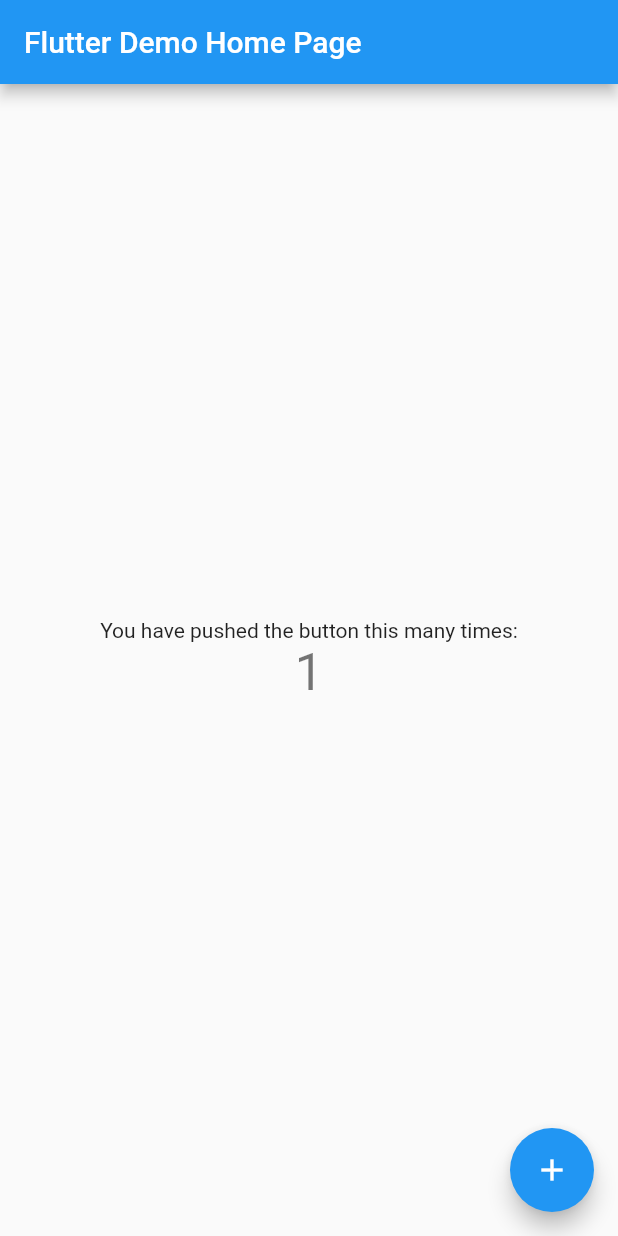
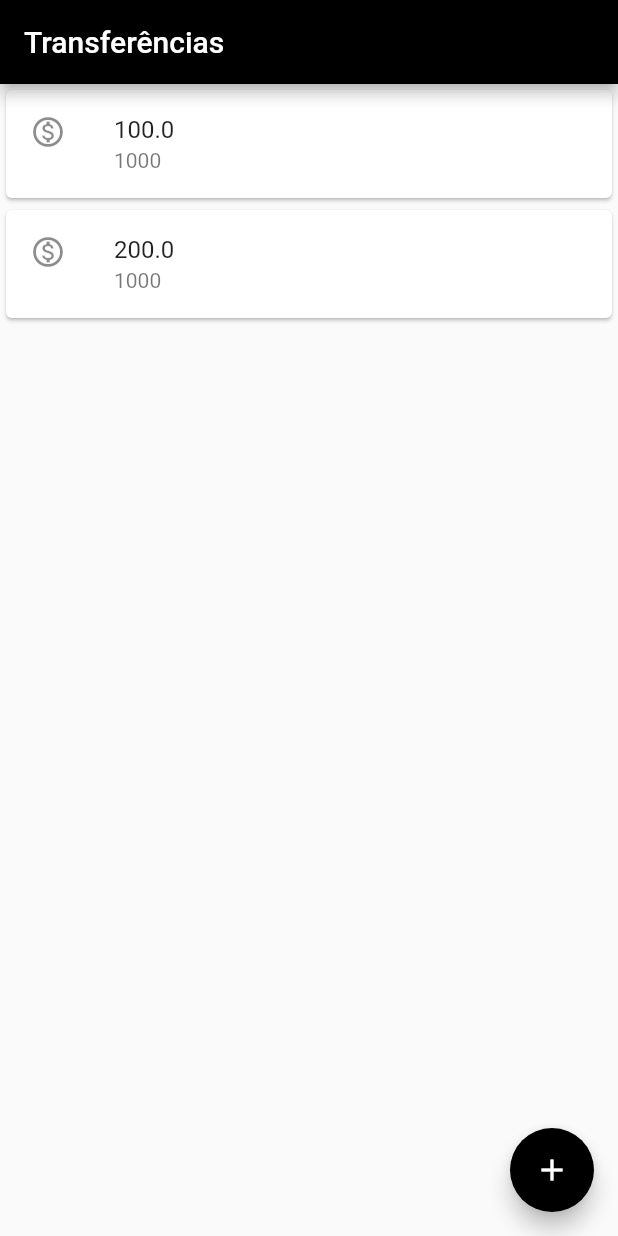
Before and after one commit to ego-prog/Flutter-Alura, a Flutter app: the screen it shows after launch, after a tap on the "add" icon, on a phone screen of 412 x 824 dp. Run offline on Flutter 3.47's test engine with Material 2 defaults, Android fonts, the phone set to English and light mode, and no system bars.

Commit message:
Utilizando Widgtes

```diff
--- a/bytebank/lib/main.dart
+++ b/bytebank/lib/main.dart
@@ -1,115 +1,38 @@
 import 'package:flutter/material.dart';
 
 void main() {
-  runApp(const MyApp());
-}
-
-class MyApp extends StatelessWidget {
-  const MyApp({Key? key}) : super(key: key);
-
-  // This widget is the root of your application.
-  @override
-  Widget build(BuildContext context) {
-    return MaterialApp(
-      title: 'Flutter Demo',
-      theme: ThemeData(
-        // This is the theme of your application.
-        //
-        // Try running your application with "flutter run". You'll see the
-        // application has a blue toolbar. Then, without quitting the app, try
-        // changing the primarySwatch below to Colors.green and then invoke
-        // "hot reload" (press "r" in the console where you ran "flutter run",
-        // or simply save your changes to "hot reload" in a Flutter IDE).
-        // Notice that the counter didn't reset back to zero; the application
-        // is not restarted.
-        primarySwatch: Colors.blue,
-      ),
-      home: const MyHomePage(title: 'Flutter Demo Home Page'),
-    );
-  }
-}
-
-class MyHomePage extends StatefulWidget {
-  const MyHomePage({Key? key, required this.title}) : super(key: key);
-
-  // This widget is the home page of your application. It is stateful, meaning
-  // that it has a State object (defined below) that contains fields that affect
-  // how it looks.
-
-  // This class is the configuration for the state. It holds the values (in this
-  // case the title) provided by the parent (in this case the App widget) and
-  // used by the build method of the State. Fields in a Widget subclass are
-  // always marked "final".
-
-  final String title;
-
-  @override
-  State<MyHomePage> createState() => _MyHomePageState();
-}
-
-class _MyHomePageState extends State<MyHomePage> {
-  int _counter = 0;
-
-  void _incrementCounter() {
-    setState(() {
-      // This call to setState tells the Flutter framework that something has
-      // changed in this State, which causes it to rerun the build method below
-      // so that the display can reflect the updated values. If we changed
-      // _counter without calling setState(), then the build method would not be
-      // called again, and so nothing would appear to happen.
-      _counter++;
-    });
-  }
-
-  @override
-  Widget build(BuildContext context) {
-    // This method is rerun every time setState is called, for instance as done
-    // by the _incrementCounter method above.
-    //
-    // The Flutter framework has been optimized to make rerunning build methods
-    // fast, so that you can just rebuild anything that needs updating rather
-    // than having to individually change instances of widgets.
-    return Scaffold(
-      appBar: AppBar(
-        // Here we take the value from the MyHomePage object that was created by
-        // the App.build method, and use it to set our appbar title.
-        title: Text(widget.title),
-      ),
-      body: Center(
-        // Center is a layout widget. It takes a single child and positions it
-        // in the middle of the parent.
-        child: Column(
-          // Column is also a layout widget. It takes a list of children and
-          // arranges them vertically. By default, it sizes itself to fit its
-          // children horizontally, and tries to be as tall as its parent.
-          //
-          // Invoke "debug painting" (press "p" in the console, choose the
-          // "Toggle Debug Paint" action from the Flutter Inspector in Android
-          // Studio, or the "Toggle Debug Paint" command in Visual Studio Code)
-          // to see the wireframe for each widget.
-          //
-          // Column has various properties to control how it sizes itself and
-          // how it positions its children. Here we use mainAxisAlignment to
-          // center the children vertically; the main axis here is the vertical
-          // axis because Columns are vertical (the cross axis would be
-          // horizontal).
-          mainAxisAlignment: MainAxisAlignment.center,
-          children: <Widget>[
-            const Text(
-              'You have pushed the button this many times:',
-            ),
-            Text(
-              '$_counter',
-              style: Theme.of(context).textTheme.headline4,
+  runApp(
+    MaterialApp(
+      home: Scaffold(
+        body: Column(
+          children: [
+            Card(
+              child: ListTile(
+                leading: Icon(Icons.monetization_on_outlined),
+                title: Text("100.0"),
+                subtitle: Text("1000"),
+              ),
+            ),Card(
+              child: ListTile(
+                leading: Icon(Icons.monetization_on_outlined),
+                title: Text("200.0"),
+                subtitle: Text("1000"),
+              ),
             ),
           ],
         ),
+        appBar: AppBar(
+          title: const Text("Transferências"),
+          backgroundColor: Colors.black,
+        ),
+        floatingActionButton: FloatingActionButton(
+          backgroundColor: Colors.black,
+          onPressed: () {},
+          child: const Icon(
+            Icons.add,
+          ),
+        ),
       ),
-      floatingActionButton: FloatingActionButton(
-        onPressed: _incrementCounter,
-        tooltip: 'Increment',
-        child: const Icon(Icons.add),
-      ), // This trailing comma makes auto-formatting nicer for build methods.
-    );
-  }
+    ),
+  );
 }
```
